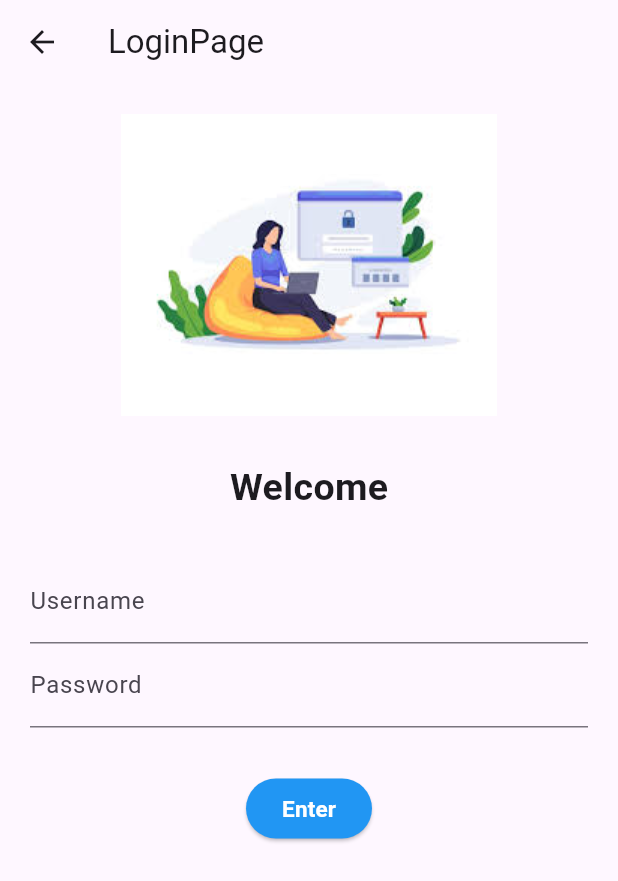
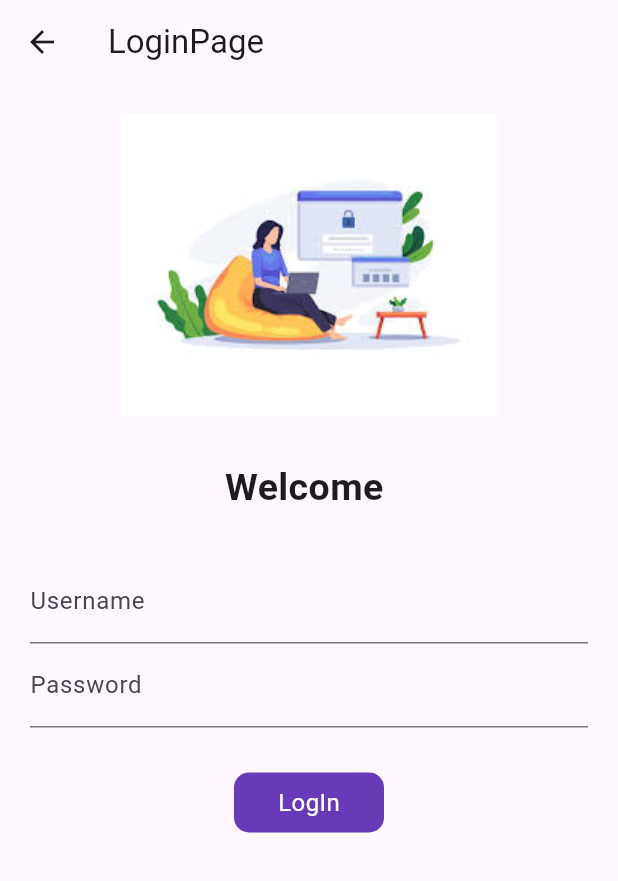
Before and after one commit to arafatmisbawebdeveloper/flutter_1st_try, a Flutter app: the screen it shows after launch, after a tap on "LoginPage Example", on a phone screen of 412 x 824 dp. Shown: the top 881 px of the screen. Run offline on Flutter 3.47's test engine with Material 3 defaults, Android fonts, the phone set to English and light mode, and no system bars.

Commit message:
login interaction

```diff
--- a/lib/cylindar_Project/logIn.dart
+++ b/lib/cylindar_Project/logIn.dart
@@ -1,13 +1,13 @@
 import 'package:flutter/material.dart';
 
 class LoginPage extends StatefulWidget {
-  const LoginPage({super.key});
-
   @override
   State<LoginPage> createState() => _LoginPageState();
 }
 
 class _LoginPageState extends State<LoginPage> {
+  String name = "";
+  bool changeBtn = false;
   @override
   Widget build(BuildContext context) {
     return Scaffold(
@@ -27,7 +27,7 @@ class _LoginPageState extends State<LoginPage> {
                 height: 30,
               ),
               Text(
-                "Welcome",
+                "Welcome $name",
                 style: TextStyle(fontSize: 25, fontWeight: FontWeight.bold),
               ),
               SizedBox(
@@ -37,6 +37,10 @@ class _LoginPageState extends State<LoginPage> {
                 decoration: InputDecoration(
                   labelText: "Username",
                 ),
+                onChanged: (value) {
+                  name = value;
+                  setState(() {});
+                },
               ),
               TextFormField(
                 obscureText: true,
@@ -47,23 +51,50 @@ class _LoginPageState extends State<LoginPage> {
               SizedBox(
                 height: 30,
               ),
-              ElevatedButton(
-                onPressed: () {},
-                style: ElevatedButton.styleFrom(
-                  backgroundColor: Colors.blue, // Background color
-                  //elevation: 5,
-                  shape: RoundedRectangleBorder(
-                    borderRadius: BorderRadius.circular(20),
-                  ),
-                ),
-                child: Text(
-                  "Enter",
-                  style: TextStyle(
-                      fontWeight: FontWeight.bold,
-                      fontSize: 15,
-                      color: Colors.white),
+              InkWell(
+                onTap: () async {
+                  setState(() {
+                    changeBtn = true;
+                  });
+                  await Future.delayed(Duration(seconds: 1));
+                  Navigator.pushNamed(context, '/dwr');
+                },
+                child: AnimatedContainer(
+                  duration: Duration(seconds: 1),
+                  height: 40,
+                  width: changeBtn ? 50 : 100,
+                  alignment: Alignment.center,
+                  child: changeBtn
+                      ? Icon(
+                          Icons.done,
+                          color: Colors.white,
+                        )
+                      : Text(
+                          "LogIn",
+                          style: TextStyle(color: Colors.white, fontSize: 16),
+                        ),
+                  decoration: BoxDecoration(
+                      color: Colors.deepPurple,
+                      borderRadius: BorderRadius.circular(changeBtn ? 50 : 10)),
                 ),
               )
+              // ElevatedButton(
+              //   onPressed: () {},
+              //   style: ElevatedButton.styleFrom(
+              //     backgroundColor: Colors.blue, // Background color
+              //     //elevation: 5,
+              //     shape: RoundedRectangleBorder(
+              //       borderRadius: BorderRadius.circular(20),
+              //     ),
+              //   ),
+              //   child: Text(
+              //     "LogIn",
+              //     style: TextStyle(
+              //         fontWeight: FontWeight.bold,
+              //         fontSize: 15,
+              //         color: Colors.white),
+              //   ),
+              // )
             ],
           ),
         ),
--- a/lib/main.dart
+++ b/lib/main.dart
@@ -1,5 +1,6 @@
 import 'package:flutter/material.dart';
 import 'package:flutter_1st_try/Home/home_view.dart';
+import 'package:flutter_1st_try/class8_to_12/DrawerGuide/drawerguide.dart';
 import 'package:flutter_1st_try/class8_to_12/NavigationGuide/firstPage.dart';
 import 'package:flutter_1st_try/class8_to_12/NavigationGuide/home.dart';
 import 'package:flutter_1st_try/class8_to_12/NavigationGuide/secondPage.dart';
@@ -23,6 +24,7 @@ class MyApp extends StatelessWidget {
           "/second": (context) => Firstpage(),
           "/third": (context) => Secondpage(),
           "/main": (context) => HomeScreen(),
+          "/dwr": (context) => Drawerguide(),
         });
   }
 }
```
